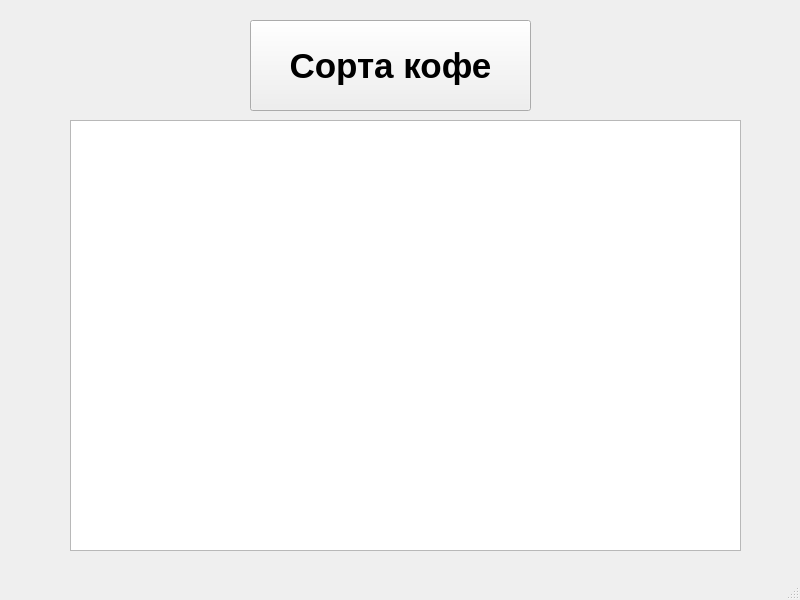
Above: main.ui from VasiusD/Coffe before the change. Below: the same form after it.
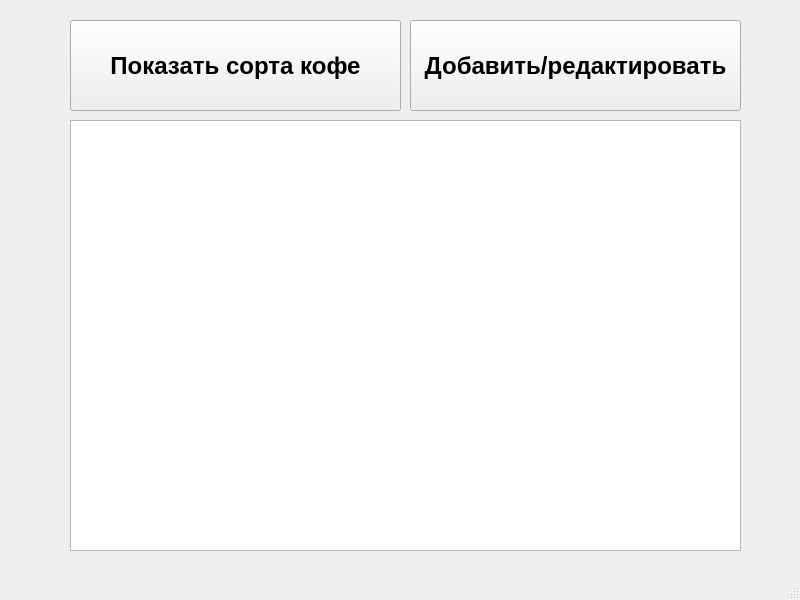
That is the form after the change.

What changed in the file:
```diff
--- a/main.ui
+++ b/main.ui
@@ -27,22 +27,43 @@
    <widget class="QPushButton" name="b">
     <property name="geometry">
      <rect>
-      <x>250</x>
+      <x>70</x>
       <y>20</y>
-      <width>281</width>
+      <width>331</width>
       <height>91</height>
      </rect>
     </property>
     <property name="font">
      <font>
       <family>Arial</family>
-      <pointsize>26</pointsize>
+      <pointsize>18</pointsize>
       <weight>75</weight>
       <bold>true</bold>
      </font>
     </property>
     <property name="text">
-     <string>Сорта кофе</string>
+     <string>Показать сорта кофе</string>
+    </property>
+   </widget>
+   <widget class="QPushButton" name="b_open">
+    <property name="geometry">
+     <rect>
+      <x>410</x>
+      <y>20</y>
+      <width>331</width>
+      <height>91</height>
+     </rect>
+    </property>
+    <property name="font">
+     <font>
+      <family>Arial</family>
+      <pointsize>18</pointsize>
+      <weight>75</weight>
+      <bold>true</bold>
+     </font>
+    </property>
+    <property name="text">
+     <string>Добавить/редактировать</string>
     </property>
    </widget>
   </widget>
```
